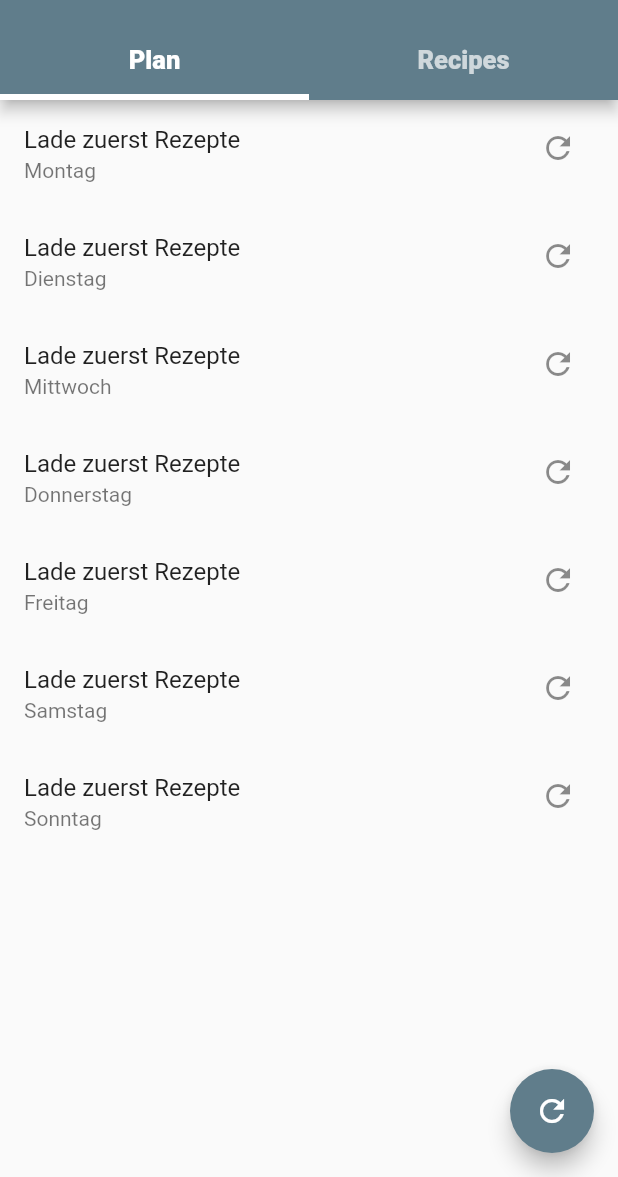
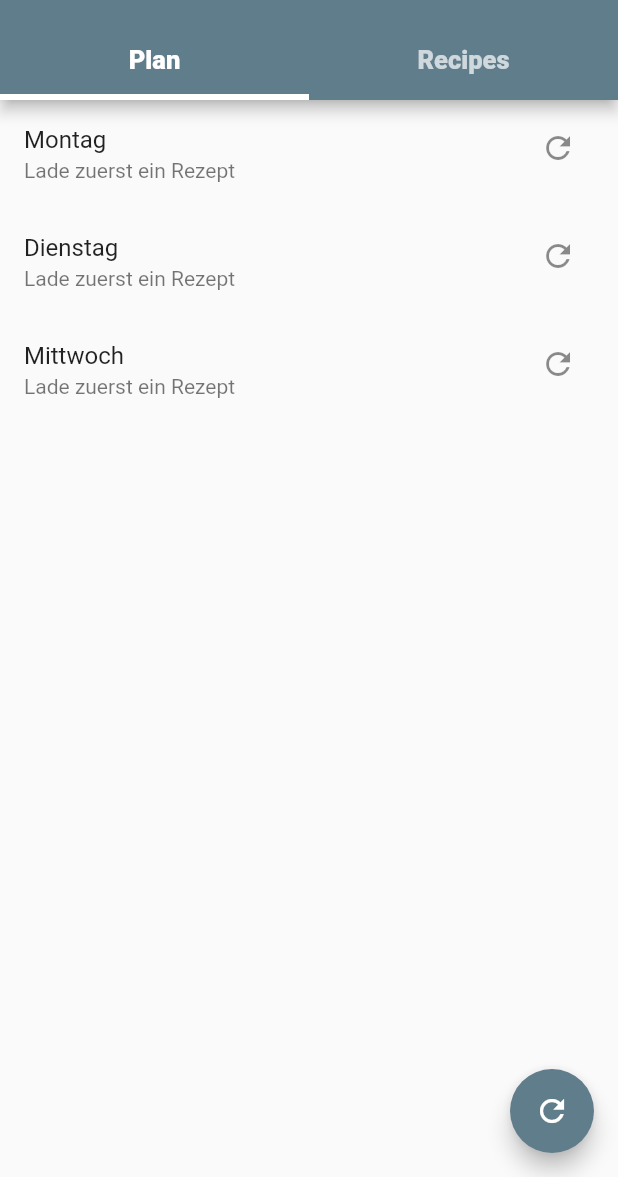
Before and after one commit to alexnieddu/foodplan, a Flutter app: the screen it shows after launch, after a tap on the "refresh" icon, on a phone screen of 412 x 824 dp, the part 59-1236 px from its top. Run offline on Flutter 3.47's test engine with Material 2 defaults, Android fonts, the phone set to English and light mode, and no system bars; our stand-ins replace sqflite; accounts and stored records are empty.

Commit message:
Implemented slots for prealpha

```diff
--- a/app/lib/data/RecipeDatabase.dart
+++ b/app/lib/data/RecipeDatabase.dart
@@ -1,6 +1,8 @@
+import 'package:foodplan/model/Slot.dart';
 import 'package:sqflite/sqflite.dart';
 import 'package:sqflite/sqlite_api.dart';
 import 'package:foodplan/model/Recipe.dart';
+import 'package:foodplan/model/Slot.dart';
 import 'dart:io';
 import 'package:path_provider/path_provider.dart';
 import 'package:path/path.dart';
@@ -28,6 +30,17 @@ class RecipeDatabase {
               "id INTEGER PRIMARY KEY AUTOINCREMENT,"
               "name TEXT"
               ")");
+          await db.execute("CREATE TABLE slot ("
+              "id INTEGER PRIMARY KEY AUTOINCREMENT,"
+              "name TEXT,"
+              "recipe TEXT"
+              ")");
+          await db.rawInsert("INSERT INTO slot (name, recipe)"
+              "VALUES ('Montag', 'Lade zuerst ein Rezept')");
+          await db.rawInsert("INSERT INTO slot (name, recipe)"
+              "VALUES ('Dienstag', 'Lade zuerst ein Rezept')");
+          await db.rawInsert("INSERT INTO slot (name, recipe)"
+              "VALUES ('Mittwoch', 'Lade zuerst ein Rezept')");
         });
   }
 
@@ -57,4 +70,25 @@ class RecipeDatabase {
     final db = await database;
     return db.delete("recipe", where: "id = ?", whereArgs: [id]);
   }
+
+
+
+  Future<int> newSlot(Slot newSlot) async {
+    final db = await database;
+    var res = await db.insert("slot", newSlot.toMap());
+    return res;
+  }
+
+  Future<List<dynamic>> getAllSlots() async {
+    final db = await database;
+    var res = await db.rawQuery("SELECT id, name, recipe FROM slot");
+    List<Slot> list =
+        res.isNotEmpty ? res.map((c) => Slot.fromMap(c)).toList() : [];
+    return list;
+  }
+
+  Future<int> updateSlot(String recipe, int slotID) async {
+    Database db = await database;
+    return await db.rawUpdate("UPDATE slot SET recipe = ? WHERE id = ?", [recipe, slotID]);
+  }
 }
--- /dev/null
+++ b/app/lib/model/Slot.dart
@@ -0,0 +1,23 @@
+class Slot {
+  int id;
+  String name;
+  String recipe;
+
+  Slot.recipe(name) {
+    this.name = name;
+  }
+
+  Slot({this.id, this.name, this.recipe});
+
+  factory Slot.fromMap(Map<String, dynamic> map) => new Slot(
+        id: map["id"],
+        name: map["name"],
+        recipe: map["recipe"]
+      );
+
+  Map<String, dynamic> toMap() => {
+        "id": id,
+        "name": name,
+        "recipe": recipe
+      };
+}
--- a/app/lib/view/PlanView.dart
+++ b/app/lib/view/PlanView.dart
@@ -30,44 +30,52 @@ class PlanViewState extends State<PlanView> {
   @override
   Widget build(BuildContext context) {
     return Scaffold(
-      body: ListView(
-        children: [
-          for (var i = 0; i < week.length; i++)
-            ListTile(
-                title: Text(recipes[i].name),
-                subtitle: Text(week[i]),
+        body: FutureBuilder(
+          builder: (context, slots) {
+            if (!slots.hasData) {
+              return Center(child: CircularProgressIndicator());
+            } else {
+              return ListView.builder(
+                itemCount: slots.data.length,
+                itemBuilder: (context, i) {
+                  return ListTile(
+                      title: Text(slots.data[i].name),
+                      subtitle: Text(slots.data[i].recipe),
                       trailing: Column(
                         children: <Widget>[
                           IconButton(
                               onPressed: () {
-                          RecipeDatabase.db
-                              .getRnd(recipes[i].id)
-                              .then((rndRecipe) {
-                            print(rndRecipe.first.name);
-                            recipes[i] = rndRecipe.first;
+                                RecipeDatabase.db.getRnd(0).then((rndRecipe) {
+                                  RecipeDatabase.db.updateSlot(
+                                      rndRecipe.first.name, slots.data[i].id);
                                   setState(() {});
                                 });
                               },
                               icon: Icon(Icons.refresh)),
                         ],
-                ))
-        ],
+                      ));
+                },
+              );
+            }
+          },
+          future: RecipeDatabase.db.getAllSlots(),
         ),
         floatingActionButton: FloatingActionButton(
           onPressed: () {
-          _reloadAllSlots(recipeID: recipes[0].id, slotID: 0);
+            RecipeDatabase.db.getAllSlots().then((value) {
+              value.forEach((element) {
+                _reloadAllSlots(recipeID: 0, slotID: element.id);
+              });
+            });
           },
           child: Icon(Icons.refresh),
-      ),
-    );
+        ));
   }
 
   _reloadAllSlots({int recipeID, int slotID}) {
-    for (var i = 0; i < week.length; i++) {
-      RecipeDatabase.db.getRnd(recipes[i].id).then((rndRecipe) {
-        recipes[i] = rndRecipe.first;
+    RecipeDatabase.db.getRnd(recipeID).then((rndRecipe) {
+      RecipeDatabase.db.updateSlot(rndRecipe.first.name, slotID);
       setState(() {});
     });
   }
 }
-}
```
Lines whose indentation alone changed are shown as unchanged.
